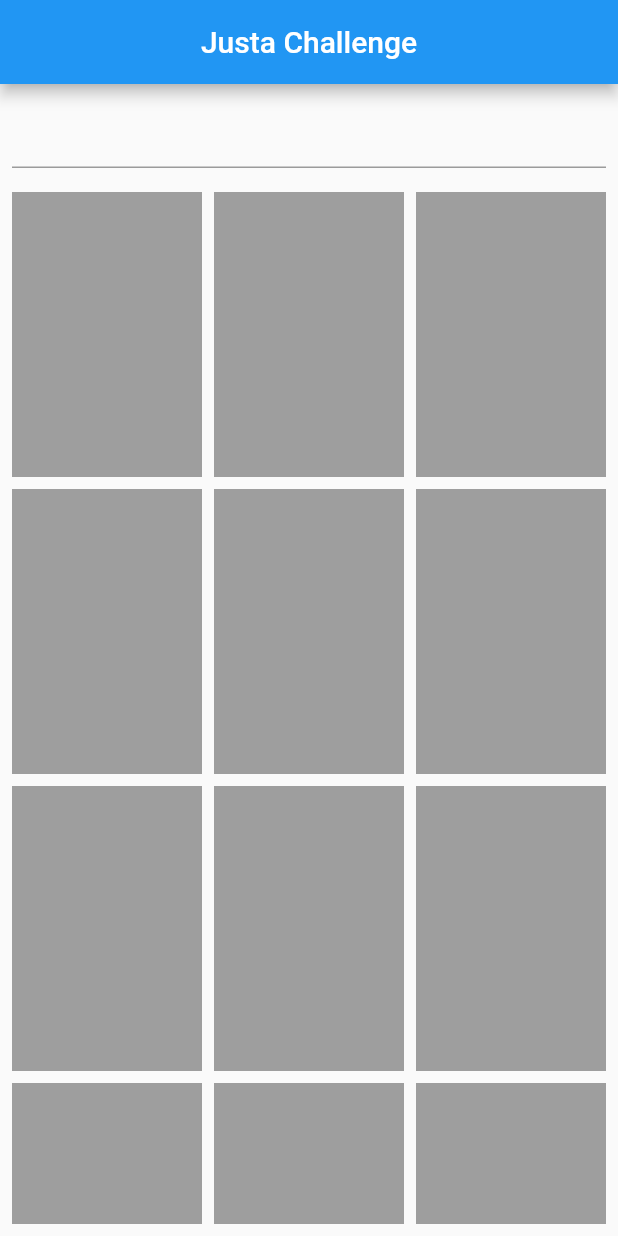
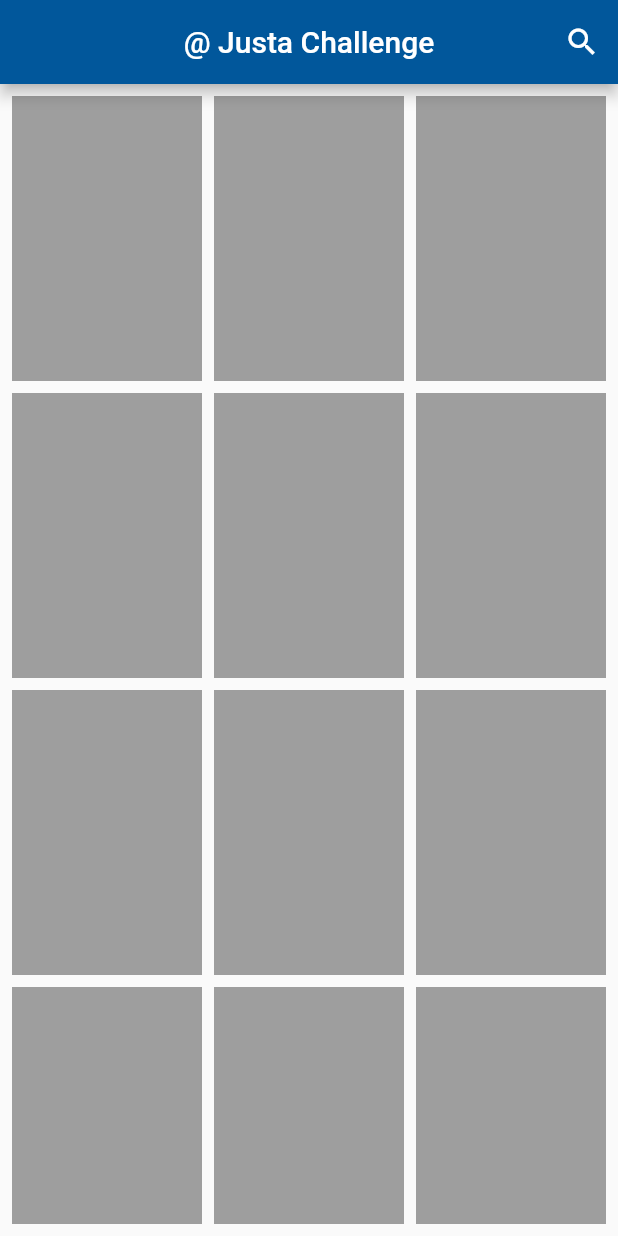
Before and after one commit to ailtoncunhasilva/api_pexels, a Flutter app: the screen it shows after launch, on a phone screen of 412 x 824 dp. Run offline on Flutter 3.47's test engine with Material 2 defaults, Android fonts, the light colour scheme and no system bars.

Commit message:
set base screen UI and choose primary color and libraries

```diff
--- a/lib/app/my_app.dart
+++ b/lib/app/my_app.dart
@@ -9,6 +9,7 @@ class MyApp extends StatelessWidget {
       title: 'Flutter Demo',
       theme: ThemeData(
         primarySwatch: Colors.blue,
+        primaryColor: Colors.lightBlue[900],
       ),
       debugShowCheckedModeBanner: false,
       home: BaseScreen(),
--- a/lib/app/screens/base_screen.dart
+++ b/lib/app/screens/base_screen.dart
@@ -5,20 +5,33 @@ class BaseScreen extends StatelessWidget {
   Widget build(BuildContext context) {
     return Scaffold(
       appBar: AppBar(
-        title: Text('Justa Challenge'),
+        title: Text('@ Justa Challenge'),
         centerTitle: true,
+        actions: [
+          _buildIconSearch(),
+        ],
       ),
       body: Column(
         children: [
-          Padding(
-            padding: const EdgeInsets.all(8.0),
-            child: TextFormField(),
+          _buildContent(),
+        ],
       ),
-          Expanded(
+    );
+  }
+
+  Widget _buildIconSearch() {
+    return IconButton(
+      onPressed: () {},
+      icon: Icon(Icons.search),
+    );
+  }
+
+  Widget _buildContent() {
+    return Expanded(
       child: Container(
         padding: const EdgeInsets.all(8),
         child: GridView.builder(
-                itemCount: 50,
+          itemCount: 51,
           gridDelegate: SliverGridDelegateWithFixedCrossAxisCount(
             crossAxisSpacing: 8,
             mainAxisSpacing: 8,
@@ -30,9 +43,6 @@ class BaseScreen extends StatelessWidget {
           },
         ),
       ),
-          ),
-        ],
-      ),
     );
   }
 }
--- a/pubspec.yaml
+++ b/pubspec.yaml
@@ -28,6 +28,8 @@ dependencies:
   # The following adds the Cupertino Icons font to your application.
   # Use with the CupertinoIcons class for iOS style icons.
   cupertino_icons: ^1.0.2
+  provider: ^6.0.1
+  http: ^0.13.3
 
 dev_dependencies:
   flutter_test:
```
Also changed, not shown: lib/app/provider/provider_images.dart (added), pubspec.lock. Lines whose indentation alone changed are shown as unchanged.
